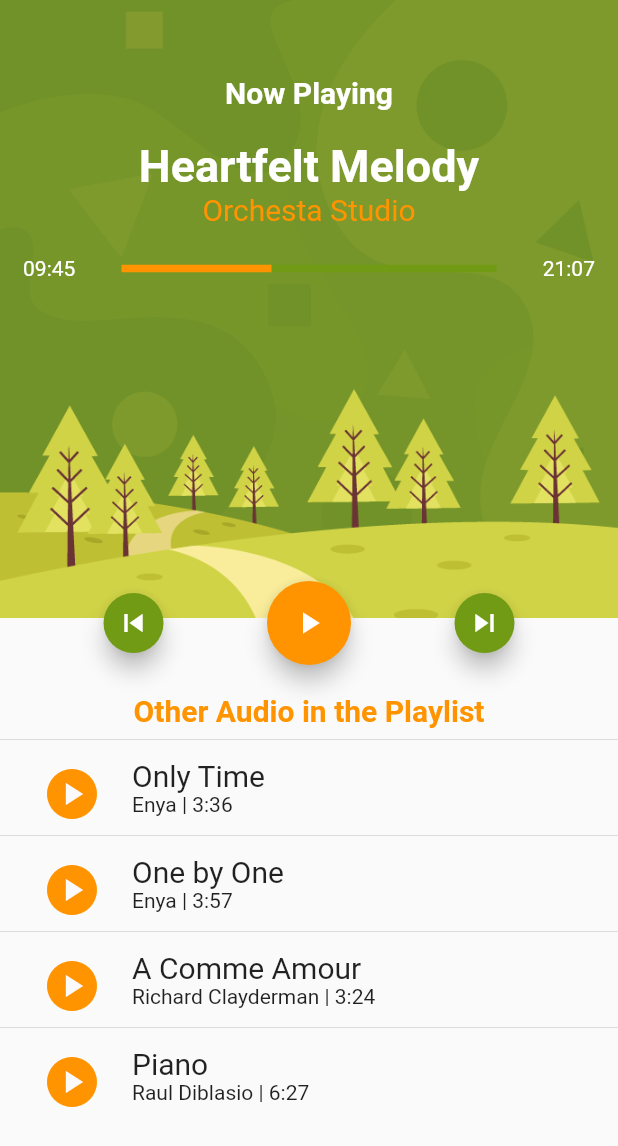
After one commit to Jonap98/Desafios-UI, a Flutter app: the SongsPage screen opened by its route, on a phone screen of 412 x 824 dp. The commit adds this screen. Shown: the top 1146 px of the screen. Run offline on Flutter 3.47's test engine with Material 2 defaults, Android fonts, the light colour scheme and no system bars; our stand-ins replace font_awesome_flutter.

Commit message:
Agrega desafío de meditatie App

```diff
--- /dev/null
+++ b/lib/src/pages/day5/songs_page.dart
@@ -0,0 +1,212 @@
+import 'package:flutter/material.dart';
+
+class SongsPage extends StatelessWidget {
+  @override
+  Widget build(BuildContext context) {
+    final size = MediaQuery.of(context).size;
+
+    return Scaffold(
+      body: Container(
+        child: Stack(
+          children: [
+            Container(
+              height: double.infinity,
+              width: double.infinity,
+            ),
+            Column(
+              children: [
+                Container(
+                  height: size.height * 0.5,
+                  width: double.infinity,
+                  padding: EdgeInsets.only(top: 50.0),
+                  decoration: BoxDecoration(
+                    image: DecorationImage(
+                      image: AssetImage('assets/bg-3.png'),
+                      fit: BoxFit.cover,
+                    ),
+                  ),
+                  child: Column(
+                    children: [
+                      Text(
+                        'Now Playing',
+                        style: TextStyle(
+                          color: Colors.white,
+                          fontSize: 20.0,
+                          fontWeight: FontWeight.bold,
+                        ),
+                      ),
+                      SizedBox(height: 20.0),
+                      Text(
+                        'Heartfelt Melody',
+                        style: TextStyle(
+                          color: Colors.white,
+                          fontSize: 30.0,
+                          fontWeight: FontWeight.bold,
+                        ),
+                      ),
+                      Text(
+                        'Orchesta Studio',
+                        style: TextStyle(
+                          color: Color(0xffff9400),
+                          fontSize: 20.0,
+                        ),
+                      ),
+                      SizedBox(height: 20.0),
+                      Row(
+                        mainAxisAlignment: MainAxisAlignment.spaceAround,
+                        children: [
+                          Text(
+                            '09:45',
+                            style: TextStyle(
+                              color: Colors.white,
+                            ),
+                          ),
+                          Stack(
+                            children: [
+                              Container(
+                                height: 5.0,
+                                width: 250.0,
+                                color: Color(0xff719b15),
+                              ),
+                              Container(
+                                height: 5.0,
+                                width: 100.0,
+                                color: Color(0xffff9400),
+                              ),
+                            ],
+                          ),
+                          Text(
+                            '21:07',
+                            style: TextStyle(
+                              color: Colors.white,
+                            ),
+                          ),
+                        ],
+                      ),
+                    ],
+                  ),
+                ),
+                SizedBox(height: 50.0),
+                Text(
+                  'Other Audio in the Playlist',
+                  style: TextStyle(
+                    color: Color(0xffff9400),
+                    fontSize: 20.0,
+                    fontWeight: FontWeight.bold,
+                  ),
+                ),
+                Divider(),
+                Audio(title: 'Only Time', artist: 'Enya', duration: '3:36'),
+                Divider(),
+                Audio(title: 'One by One', artist: 'Enya', duration: '3:57'),
+                Divider(),
+                Audio(
+                    title: 'A Comme Amour',
+                    artist: 'Richard Clayderman',
+                    duration: '3:24'),
+                Divider(),
+                Audio(
+                    title: 'Piano', artist: 'Raul Diblasio', duration: '6:27'),
+              ],
+            ),
+            Buttons(size: size),
+          ],
+        ),
+      ),
+    );
+  }
+}
+
+class Audio extends StatelessWidget {
+  final String title;
+  final String artist;
+  final String duration;
+
+  Audio({
+    Key? key,
+    required this.title,
+    required this.artist,
+    required this.duration,
+  }) : super(key: key);
+
+  @override
+  Widget build(BuildContext context) {
+    return GestureDetector(
+      onTap: () => Feedback.forTap(context),
+      child: Container(
+        margin: EdgeInsets.symmetric(horizontal: 20.0),
+        child: Row(
+          children: [
+            IconButton(
+              onPressed: () {},
+              icon: Icon(
+                Icons.play_circle,
+                size: 40.0,
+                color: Color(0xffff9400),
+              ),
+            ),
+            Container(
+              margin: EdgeInsets.only(left: 20.0),
+              child: Column(
+                crossAxisAlignment: CrossAxisAlignment.start,
+                children: [
+                  Text(
+                    title,
+                    style: TextStyle(fontSize: 20.0),
+                  ),
+                  Text(
+                    '$artist | $duration',
+                  ),
+                ],
+              ),
+            ),
+          ],
+        ),
+      ),
+    );
+  }
+}
+
+class Buttons extends StatelessWidget {
+  final Size size;
+
+  const Buttons({
+    Key? key,
+    required this.size,
+  }) : super(key: key);
+
+  @override
+  Widget build(BuildContext context) {
+    return Container(
+      margin: EdgeInsets.only(top: size.height * 0.47),
+      child: Row(
+        mainAxisAlignment: MainAxisAlignment.spaceEvenly,
+        children: [
+          FloatingActionButton(
+            backgroundColor: Color(0xff719b15),
+            mini: true,
+            onPressed: () {},
+            child: Icon(
+              Icons.skip_previous,
+            ),
+          ),
+          FloatingActionButton(
+            backgroundColor: Color(0xffff9400),
+            onPressed: () {},
+            child: Icon(
+              Icons.play_arrow,
+            ),
+          ),
+          FloatingActionButton(
+            backgroundColor: Color(0xff719b15),
+            mini: true,
+            onPressed: () {},
+            child: Icon(
+              Icons.skip_next,
+            ),
+          ),
+        ],
+      ),
+    );
+  }
+}
--- a/lib/src/pages/pages.dart
+++ b/lib/src/pages/pages.dart
@@ -18,3 +18,8 @@ export 'package:challenges/src/pages/day3/ticket_page.dart';
 export 'package:challenges/src/pages/day4/login_page.dart';
 export 'package:challenges/src/pages/day4/general_page.dart';
 export 'package:challenges/src/pages/day4/activity_page.dart';
+
+// Day 5
+export 'package:challenges/src/pages/day5/login_meditate_page.dart';
+export 'package:challenges/src/pages/day5/initial_meditate_page.dart';
+export 'package:challenges/src/pages/day5/songs_page.dart';
--- a/lib/src/pages/selection_page.dart
+++ b/lib/src/pages/selection_page.dart
@@ -19,6 +19,10 @@ class SelectionPage extends StatelessWidget {
                   page: 'initial_page_languages',
                   size: size),
               OptionButton(text: 'Flash Gym', page: 'login_page', size: size),
+              OptionButton(
+                  text: 'Meditate App',
+                  page: 'login_meditate_page',
+                  size: size),
             ],
           ),
         ),
--- a/lib/src/routes/routes.dart
+++ b/lib/src/routes/routes.dart
@@ -22,5 +22,10 @@ Map<String, WidgetBuilder> getAplicationRoutes() {
     'login_page': (BuildContext context) => LoginPage(),
     'general_page': (BuildContext context) => GeneralPage(),
     'activity_page': (BuildContext context) => ActivityPage(),
+
+    // Day 5
+    'login_meditate_page': (BuildContext context) => LoginMeditatePage(),
+    'initial_meditate_page': (BuildContext context) => InitialMeditatePage(),
+    'songs_page': (BuildContext context) => SongsPage(),
   };
 }
```
Also changed, not shown: lib/src/pages/day5/initial_meditate_page.dart (added, +168 -0 lines), lib/src/pages/day5/login_meditate_page.dart (added, +164 -0 lines), assets/bg-1.png (added), assets/bg-2.png (added), assets/bg-3.png (added), assets/card-1.png (added), assets/card-2.png (added), assets/creator-card.png (added).
